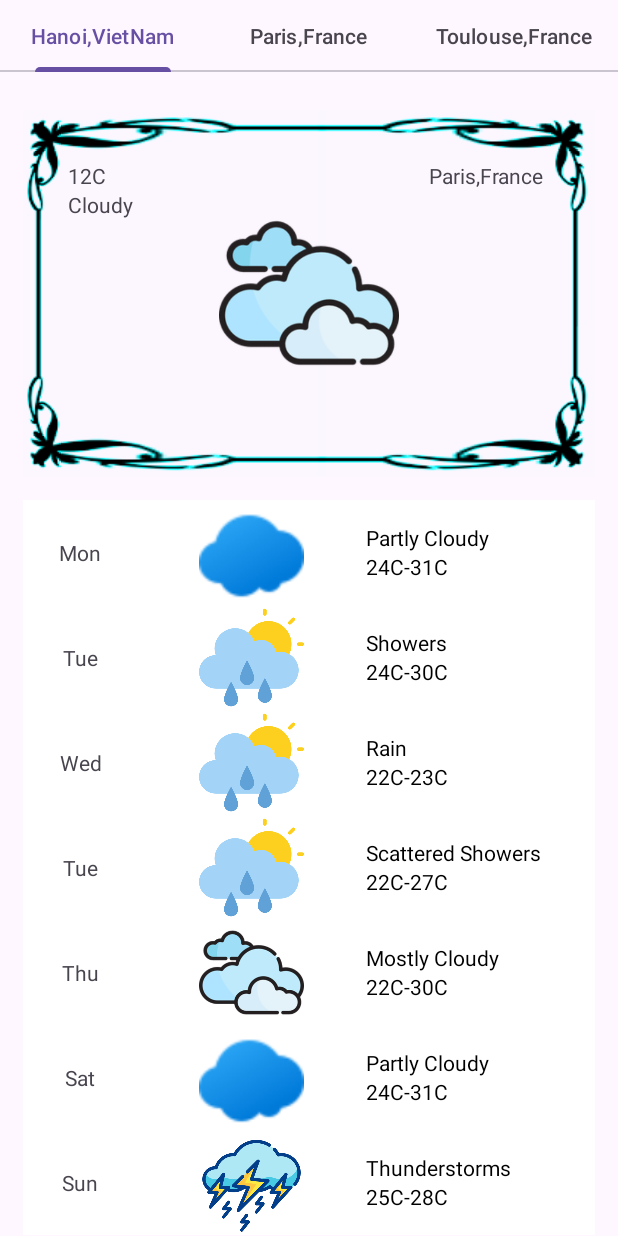
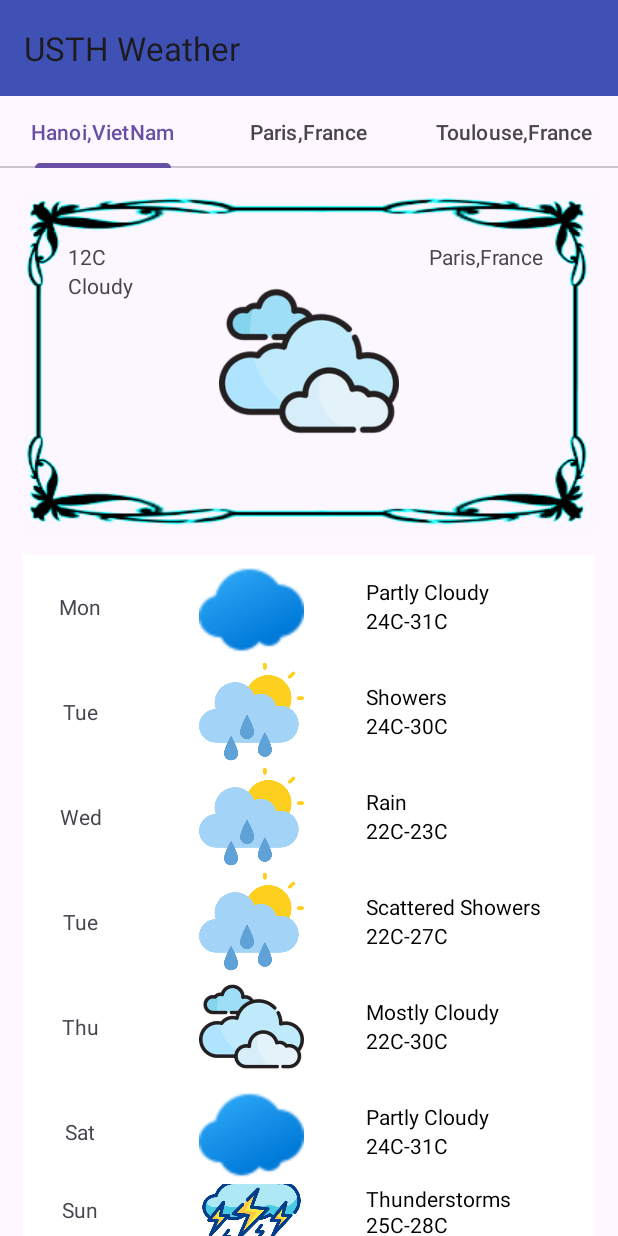
Before and after one commit to hipe1612/usthWeather, an Android app: the screen it shows after launch (WeatherActivity), on a phone screen of 412 x 824 dp. Run offline under Robolectric (Android 15) with nearby library versions, the phone set to English and light mode, and no system bars.

Commit message:
add Toolbar

```diff
--- a/app/src/main/res/layout/activity_weather.xml
+++ b/app/src/main/res/layout/activity_weather.xml
@@ -1,20 +1,25 @@
 <?xml version="1.0" encoding="utf-8"?>
 <LinearLayout
     xmlns:android="http://schemas.android.com/apk/res/android"
-    xmlns:app="http://schemas.android.com/apk/res-auto"
-    xmlns:tools="http://schemas.android.com/tools"
     android:id="@+id/container"
     android:orientation="vertical"
     android:layout_height="match_parent"
     android:layout_width="match_parent">
 
+    <androidx.appcompat.widget.Toolbar
+        android:id="@+id/my_toolbar"
+        android:layout_width="match_parent"
+        android:layout_height="wrap_content"
+        android:background="@color/colorPrimary"
+        android:elevation="4dp"
+        android:titleTextColor="@color/white">
+
+    </androidx.appcompat.widget.Toolbar>
     <com.google.android.material.tabs.TabLayout
         android:id="@+id/tab"
         android:layout_width="match_parent"
         android:layout_height="wrap_content"
-        android:layout_gravity="top"
-        android:layout_marginBottom="10dp">
-
+        android:layout_gravity="top">
     </com.google.android.material.tabs.TabLayout>
 
     <androidx.viewpager.widget.ViewPager
```
